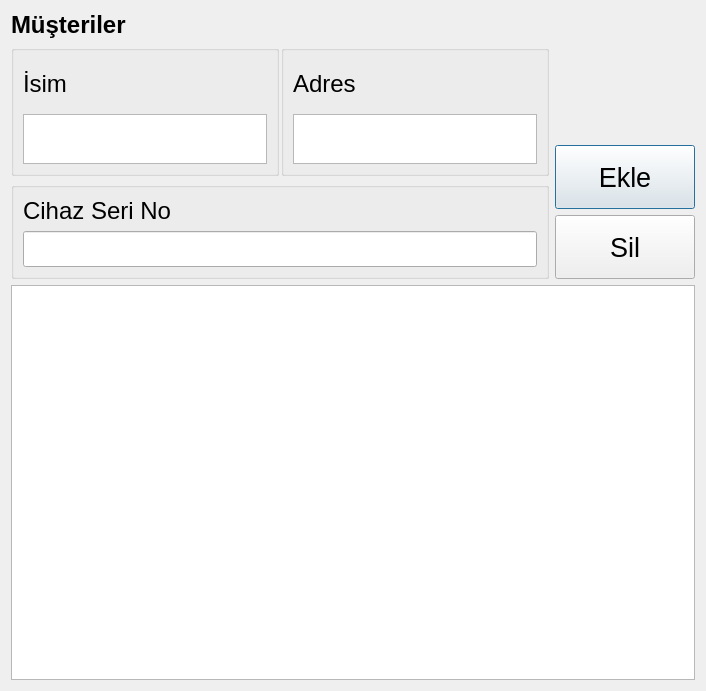
First picture: the form in src/musteri.ui, repository yunusemrecinar/QT5-cihaz-kimlik-teknik-servis, before the edit.
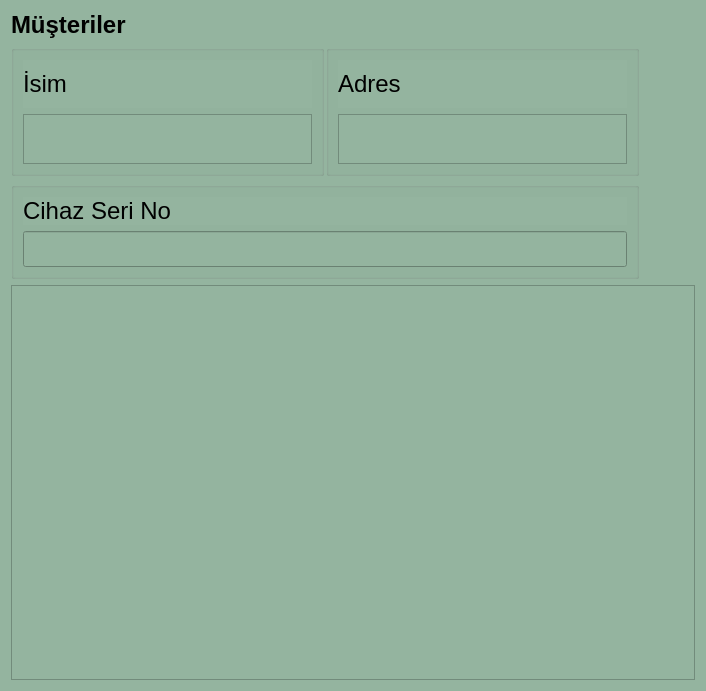
Second picture: the form after the edit. Icons and pictures are not drawn.

What changed in the file:
```diff
--- a/src/musteri.ui
+++ b/src/musteri.ui
@@ -13,6 +13,11 @@
   <property name="windowTitle">
    <string>Dialog</string>
   </property>
+  <property name="styleSheet">
+   <string notr="true">QWidget {
+  background-color: #94B49F ;
+}</string>
+  </property>
   <layout class="QVBoxLayout" name="verticalLayout_7">
    <item>
     <layout class="QVBoxLayout" name="verticalLayout">
@@ -187,15 +192,21 @@
          <item>
           <widget class="QPushButton" name="pushButton">
            <property name="sizePolicy">
-            <sizepolicy hsizetype="Minimum" vsizetype="Expanding">
+            <sizepolicy hsizetype="Fixed" vsizetype="Fixed">
              <horstretch>0</horstretch>
              <verstretch>0</verstretch>
             </sizepolicy>
            </property>
            <property name="minimumSize">
             <size>
-             <width>140</width>
-             <height>0</height>
+             <width>50</width>
+             <height>50</height>
+            </size>
+           </property>
+           <property name="maximumSize">
+            <size>
+             <width>50</width>
+             <height>50</height>
             </size>
            </property>
            <property name="font">
@@ -203,26 +214,56 @@
              <pointsize>20</pointsize>
             </font>
            </property>
+           <property name="styleSheet">
+            <string notr="true">#pushButton{
+background-color: transparent;
+border-image: url(:/img/plusIcon.png);
+background: none;
+border: none;
+background-repeat: none;
+}</string>
+           </property>
            <property name="text">
-            <string>Ekle</string>
+            <string/>
            </property>
           </widget>
          </item>
          <item>
           <widget class="QPushButton" name="pushButton_sil">
            <property name="sizePolicy">
-            <sizepolicy hsizetype="Minimum" vsizetype="Expanding">
+            <sizepolicy hsizetype="Fixed" vsizetype="Fixed">
              <horstretch>0</horstretch>
              <verstretch>0</verstretch>
             </sizepolicy>
            </property>
+           <property name="minimumSize">
+            <size>
+             <width>50</width>
+             <height>50</height>
+            </size>
+           </property>
+           <property name="maximumSize">
+            <size>
+             <width>50</width>
+             <height>50</height>
+            </size>
+           </property>
            <property name="font">
             <font>
              <pointsize>20</pointsize>
             </font>
            </property>
+           <property name="styleSheet">
+            <string notr="true">#pushButton_sil{
+background-color: transparent;
+border-image: url(:/img/minusIcon.png);
+background: none;
+border: none;
+background-repeat: none;
+}</string>
+           </property>
            <property name="text">
-            <string>Sil</string>
+            <string/>
            </property>
           </widget>
          </item>
```
